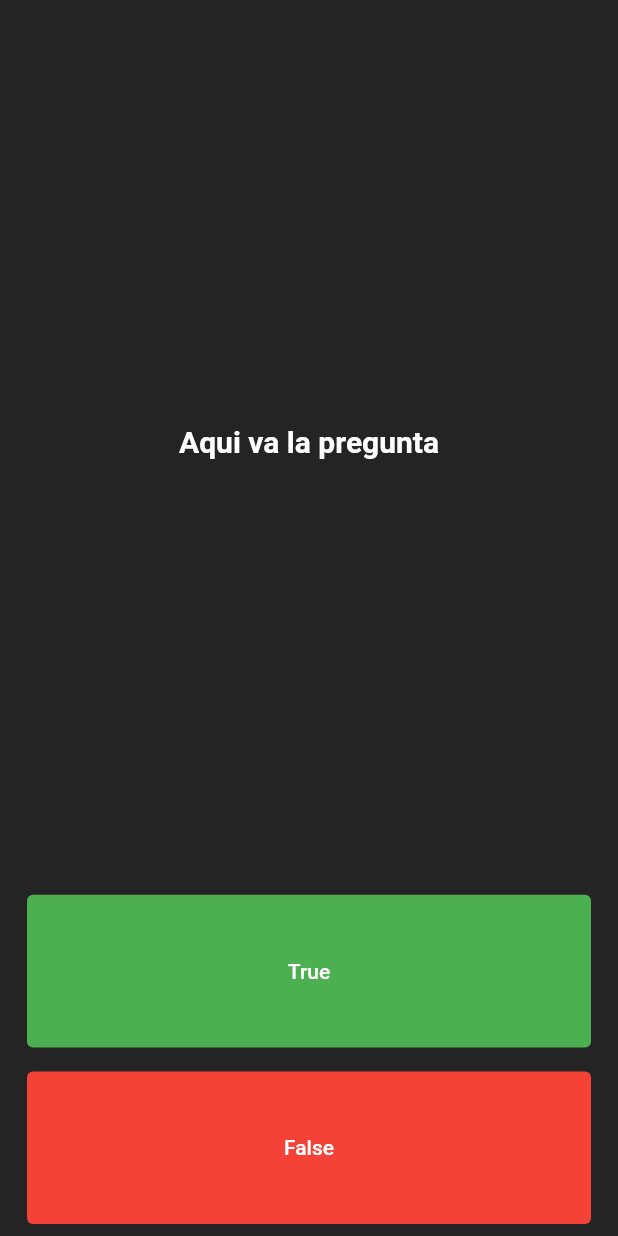
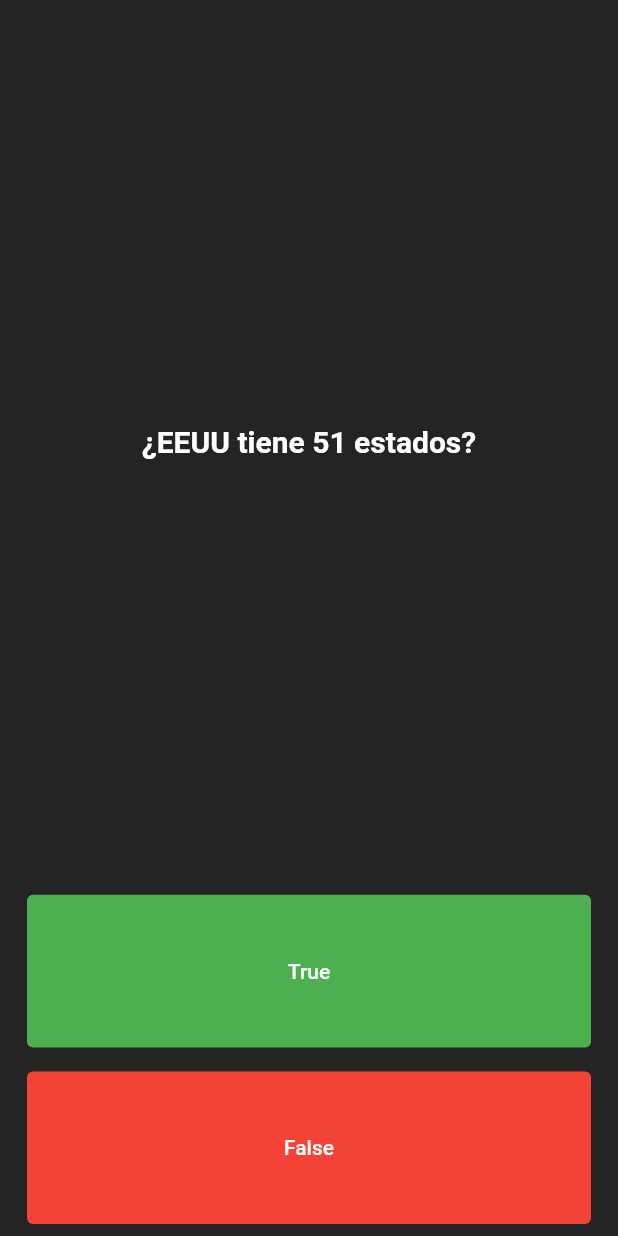
Before and after one commit to CocodriloFeliz/quizzler-app, a Flutter app: the screen it shows after launch, after a tap on "True", on a phone screen of 412 x 824 dp. Run offline on Flutter 3.47's test engine with Material 2 defaults, Android fonts, the phone set to English and light mode, and no system bars.

Commit message:
Question bank constructor added

```diff
--- a/lib/main.dart
+++ b/lib/main.dart
@@ -1,4 +1,5 @@
 import 'package:flutter/material.dart';
+import 'question.dart';
 
 void main() {
   runApp(const QuizzlerApp());
@@ -31,17 +32,41 @@ class QuizPage extends StatefulWidget {
 }
 
 class _QuizPageState extends State<QuizPage> {
+
+  List <Icon> reviewIcons =[];
+
+  // List <String> questions = [
+  //   'Ya pero eres o no eres?',
+  //   'Te estas recogiendo?',
+  //   'No lo hag'
+  // ];
+
+  // List <bool> answers = [
+  //   true,
+  //   false,
+  //   true,
+  // ];
+
+  List <Question> questionsBank = [
+    Question(question: '¿Hawaii forma parte de EEUU?', answer: true),
+    Question(question: '¿EEUU tiene 51 estados?', answer: false),
+    Question(question: '¿El rio Ebro es el mas largo del mundo?', answer: false),
+    Question(question: '¿La segunda guerra mundial acabo en 1945?', answer: true),
+  ];
+
+  int questionIndex = 0;
+
   @override
   Widget build(BuildContext context) {
     return Column(
       crossAxisAlignment: CrossAxisAlignment.stretch,
       children: [
-        const Expanded(
+        Expanded(
           flex: 5,
           child: Center(
             child: Text(
-              'Aqui va la pregunta',
-              style: TextStyle(
+              questionsBank[questionIndex].question,
+              style: const TextStyle(
                 color: Colors.white,
                 fontWeight: FontWeight.bold,
                 fontSize: 20.0,
@@ -57,8 +82,15 @@ class _QuizPageState extends State<QuizPage> {
                 backgroundColor: MaterialStateProperty.all(Colors.green),
               ),
               onPressed: () {
-                // ignore: avoid_print
-                print('h');
+                bool correctAnswer = questionsBank[questionIndex].answer;
+                if(correctAnswer == true){
+                  print('Lo hizo bn pana rabit');
+                } else {
+                  print('Se equivoco pana rabit');
+                }
+                setState(() {
+                  questionIndex++;
+                });
               },
               child: const Text(
                 'True',
@@ -77,8 +109,15 @@ class _QuizPageState extends State<QuizPage> {
                 backgroundColor: MaterialStateProperty.all(Colors.red),
               ),
               onPressed: () {
-                // ignore: avoid_print
-                print('h');
+                bool correctAnswer = questionsBank[questionIndex].answer;
+                if(correctAnswer == false){
+                  print('Lo hizo bn pana rabit');
+                } else {
+                  print('Se equivoco pana rabit');
+                }
+                setState(() {
+                  questionIndex++;
+                });
               },
               child: const Text(
                 'False',
@@ -89,6 +128,7 @@ class _QuizPageState extends State<QuizPage> {
             ),
           ),
         ),
+        Row()
       ],
     );
   }
--- /dev/null
+++ b/lib/question.dart
@@ -0,0 +1,6 @@
+class Question {
+  final String question;
+  final bool answer;
+
+  Question({required this.question, required this.answer});
+}
```
